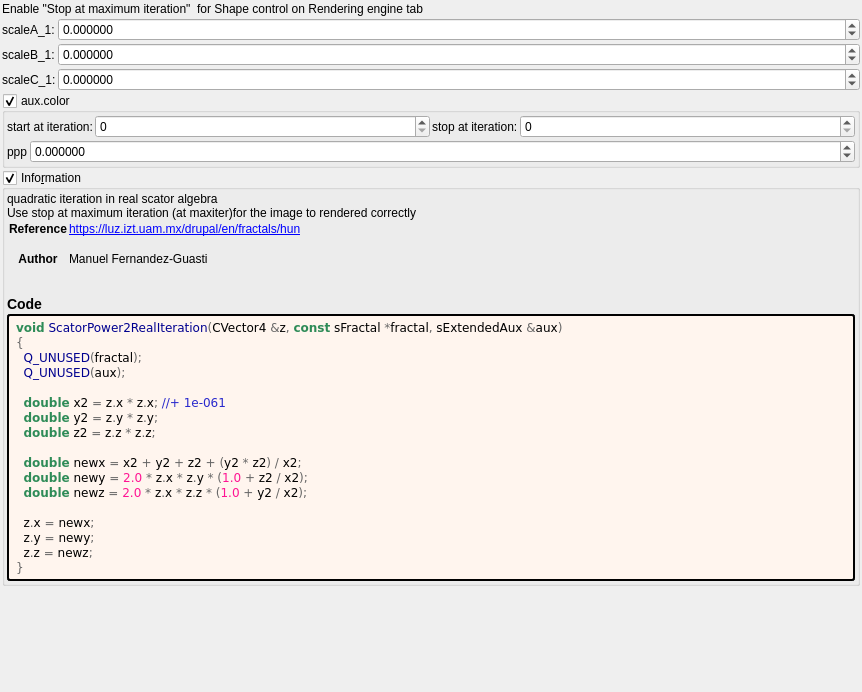
Above: mandelbulber2/formula/ui/scator_test.ui from buddhi1980/mandelbulber2 before the change. Below: the same form after it.
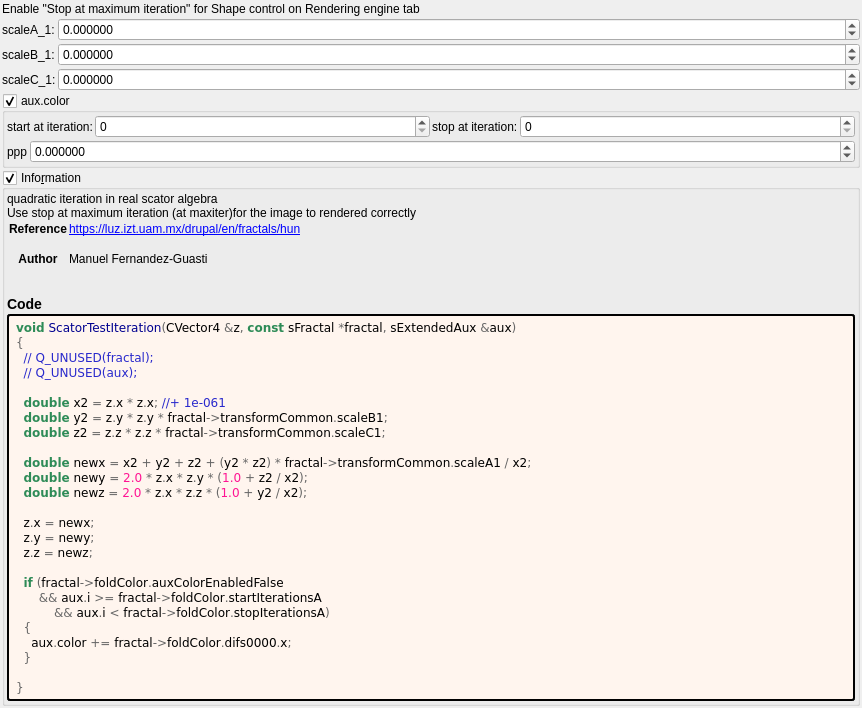
That is the form after the change. Custom widgets are drawn as their Qt base class.

Diff of the .ui file:
```diff
--- a/mandelbulber2/formula/ui/scator_test.ui
+++ b/mandelbulber2/formula/ui/scator_test.ui
@@ -32,7 +32,7 @@
    <item>
     <widget class="QLabel" name="label_2">
      <property name="text">
-      <string>Enable &quot;Stop at maximum iteration&quot;  for Shape control on Rendering engine tab</string>
+      <string>Enable &quot;Stop at maximum iteration&quot; for Shape control on Rendering engine tab</string>
      </property>
     </widget>
    </item>
@@ -326,22 +326,30 @@
         </property>
         <property name="text">
          <string notr="true">&lt;body style=&quot;background-color:#fff5ee&quot;&gt;
-&lt;pre style=&quot;color:#000000; background-color:#fff5ee;  font-family:'Courier New',monospace;&quot;&gt;&lt;span style=&quot;color:#2e8b57; font-weight:bold&quot;&gt;void&lt;/span&gt; &lt;span style=&quot;color:#00008f&quot;&gt;ScatorPower2RealIteration&lt;/span&gt;&lt;span style=&quot;color:#676767&quot;&gt;(&lt;/span&gt;CVector4 &lt;span style=&quot;color:#676767&quot;&gt;&amp;amp;&lt;/span&gt;z&lt;span style=&quot;color:#676767&quot;&gt;,&lt;/span&gt; &lt;span style=&quot;color:#2e8b57; font-weight:bold&quot;&gt;const&lt;/span&gt; sFractal &lt;span style=&quot;color:#676767&quot;&gt;*&lt;/span&gt;fractal&lt;span style=&quot;color:#676767&quot;&gt;,&lt;/span&gt; sExtendedAux &lt;span style=&quot;color:#676767&quot;&gt;&amp;amp;&lt;/span&gt;aux&lt;span style=&quot;color:#676767&quot;&gt;)&lt;/span&gt;
+&lt;pre style=&quot;color:#000000; background-color:#fff5ee;  font-family:&#039;Courier New&#039;,monospace;&quot;&gt;&lt;span style=&quot;color:#2e8b57; font-weight:bold&quot;&gt;void&lt;/span&gt; &lt;span style=&quot;color:#00008f&quot;&gt;ScatorTestIteration&lt;/span&gt;&lt;span style=&quot;color:#676767&quot;&gt;(&lt;/span&gt;CVector4 &lt;span style=&quot;color:#676767&quot;&gt;&amp;amp;&lt;/span&gt;z&lt;span style=&quot;color:#676767&quot;&gt;,&lt;/span&gt; &lt;span style=&quot;color:#2e8b57; font-weight:bold&quot;&gt;const&lt;/span&gt; sFractal &lt;span style=&quot;color:#676767&quot;&gt;*&lt;/span&gt;fractal&lt;span style=&quot;color:#676767&quot;&gt;,&lt;/span&gt; sExtendedAux &lt;span style=&quot;color:#676767&quot;&gt;&amp;amp;&lt;/span&gt;aux&lt;span style=&quot;color:#676767&quot;&gt;)&lt;/span&gt;
 &lt;span style=&quot;color:#676767&quot;&gt;{&lt;/span&gt;
-  &lt;span style=&quot;color:#00008f&quot;&gt;Q_UNUSED&lt;/span&gt;&lt;span style=&quot;color:#676767&quot;&gt;(&lt;/span&gt;fractal&lt;span style=&quot;color:#676767&quot;&gt;);&lt;/span&gt;
-  &lt;span style=&quot;color:#00008f&quot;&gt;Q_UNUSED&lt;/span&gt;&lt;span style=&quot;color:#676767&quot;&gt;(&lt;/span&gt;aux&lt;span style=&quot;color:#676767&quot;&gt;);&lt;/span&gt;
+  &lt;span style=&quot;color:#2929cc&quot;&gt;// Q_UNUSED(fractal);&lt;/span&gt;
+  &lt;span style=&quot;color:#2929cc&quot;&gt;// Q_UNUSED(aux);&lt;/span&gt;
 
   &lt;span style=&quot;color:#2e8b57; font-weight:bold&quot;&gt;double&lt;/span&gt; x2 &lt;span style=&quot;color:#676767&quot;&gt;=&lt;/span&gt; z&lt;span style=&quot;color:#676767&quot;&gt;.&lt;/span&gt;x &lt;span style=&quot;color:#676767&quot;&gt;*&lt;/span&gt; z&lt;span style=&quot;color:#676767&quot;&gt;.&lt;/span&gt;x&lt;span style=&quot;color:#676767&quot;&gt;;&lt;/span&gt; &lt;span style=&quot;color:#2929cc&quot;&gt;//+ 1e-061&lt;/span&gt;
-  &lt;span style=&quot;color:#2e8b57; font-weight:bold&quot;&gt;double&lt;/span&gt; y2 &lt;span style=&quot;color:#676767&quot;&gt;=&lt;/span&gt; z&lt;span style=&quot;color:#676767&quot;&gt;.&lt;/span&gt;y &lt;span style=&quot;color:#676767&quot;&gt;*&lt;/span&gt; z&lt;span style=&quot;color:#676767&quot;&gt;.&lt;/span&gt;y&lt;span style=&quot;color:#676767&quot;&gt;;&lt;/span&gt;
-  &lt;span style=&quot;color:#2e8b57; font-weight:bold&quot;&gt;double&lt;/span&gt; z2 &lt;span style=&quot;color:#676767&quot;&gt;=&lt;/span&gt; z&lt;span style=&quot;color:#676767&quot;&gt;.&lt;/span&gt;z &lt;span style=&quot;color:#676767&quot;&gt;*&lt;/span&gt; z&lt;span style=&quot;color:#676767&quot;&gt;.&lt;/span&gt;z&lt;span style=&quot;color:#676767&quot;&gt;;&lt;/span&gt;
+  &lt;span style=&quot;color:#2e8b57; font-weight:bold&quot;&gt;double&lt;/span&gt; y2 &lt;span style=&quot;color:#676767&quot;&gt;=&lt;/span&gt; z&lt;span style=&quot;color:#676767&quot;&gt;.&lt;/span&gt;y &lt;span style=&quot;color:#676767&quot;&gt;*&lt;/span&gt; z&lt;span style=&quot;color:#676767&quot;&gt;.&lt;/span&gt;y &lt;span style=&quot;color:#676767&quot;&gt;*&lt;/span&gt; fractal&lt;span style=&quot;color:#676767&quot;&gt;-&amp;gt;&lt;/span&gt;transformCommon&lt;span style=&quot;color:#676767&quot;&gt;.&lt;/span&gt;scaleB1&lt;span style=&quot;color:#676767&quot;&gt;;&lt;/span&gt;
+  &lt;span style=&quot;color:#2e8b57; font-weight:bold&quot;&gt;double&lt;/span&gt; z2 &lt;span style=&quot;color:#676767&quot;&gt;=&lt;/span&gt; z&lt;span style=&quot;color:#676767&quot;&gt;.&lt;/span&gt;z &lt;span style=&quot;color:#676767&quot;&gt;*&lt;/span&gt; z&lt;span style=&quot;color:#676767&quot;&gt;.&lt;/span&gt;z &lt;span style=&quot;color:#676767&quot;&gt;*&lt;/span&gt; fractal&lt;span style=&quot;color:#676767&quot;&gt;-&amp;gt;&lt;/span&gt;transformCommon&lt;span style=&quot;color:#676767&quot;&gt;.&lt;/span&gt;scaleC1&lt;span style=&quot;color:#676767&quot;&gt;;&lt;/span&gt;
 
-  &lt;span style=&quot;color:#2e8b57; font-weight:bold&quot;&gt;double&lt;/span&gt; newx &lt;span style=&quot;color:#676767&quot;&gt;=&lt;/span&gt; x2 &lt;span style=&quot;color:#676767&quot;&gt;+&lt;/span&gt; y2 &lt;span style=&quot;color:#676767&quot;&gt;+&lt;/span&gt; z2 &lt;span style=&quot;color:#676767&quot;&gt;+ (&lt;/span&gt;y2 &lt;span style=&quot;color:#676767&quot;&gt;*&lt;/span&gt; z2&lt;span style=&quot;color:#676767&quot;&gt;) /&lt;/span&gt; x2&lt;span style=&quot;color:#676767&quot;&gt;;&lt;/span&gt;
+  &lt;span style=&quot;color:#2e8b57; font-weight:bold&quot;&gt;double&lt;/span&gt; newx &lt;span style=&quot;color:#676767&quot;&gt;=&lt;/span&gt; x2 &lt;span style=&quot;color:#676767&quot;&gt;+&lt;/span&gt; y2 &lt;span style=&quot;color:#676767&quot;&gt;+&lt;/span&gt; z2 &lt;span style=&quot;color:#676767&quot;&gt;+ (&lt;/span&gt;y2 &lt;span style=&quot;color:#676767&quot;&gt;*&lt;/span&gt; z2&lt;span style=&quot;color:#676767&quot;&gt;) *&lt;/span&gt; fractal&lt;span style=&quot;color:#676767&quot;&gt;-&amp;gt;&lt;/span&gt;transformCommon&lt;span style=&quot;color:#676767&quot;&gt;.&lt;/span&gt;scaleA1 &lt;span style=&quot;color:#676767&quot;&gt;/&lt;/span&gt; x2&lt;span style=&quot;color:#676767&quot;&gt;;&lt;/span&gt;
   &lt;span style=&quot;color:#2e8b57; font-weight:bold&quot;&gt;double&lt;/span&gt; newy &lt;span style=&quot;color:#676767&quot;&gt;=&lt;/span&gt; &lt;span style=&quot;color:#ff1493&quot;&gt;2.0&lt;/span&gt; &lt;span style=&quot;color:#676767&quot;&gt;*&lt;/span&gt; z&lt;span style=&quot;color:#676767&quot;&gt;.&lt;/span&gt;x &lt;span style=&quot;color:#676767&quot;&gt;*&lt;/span&gt; z&lt;span style=&quot;color:#676767&quot;&gt;.&lt;/span&gt;y &lt;span style=&quot;color:#676767&quot;&gt;* (&lt;/span&gt;&lt;span style=&quot;color:#ff1493&quot;&gt;1.0&lt;/span&gt; &lt;span style=&quot;color:#676767&quot;&gt;+&lt;/span&gt; z2 &lt;span style=&quot;color:#676767&quot;&gt;/&lt;/span&gt; x2&lt;span style=&quot;color:#676767&quot;&gt;);&lt;/span&gt;
   &lt;span style=&quot;color:#2e8b57; font-weight:bold&quot;&gt;double&lt;/span&gt; newz &lt;span style=&quot;color:#676767&quot;&gt;=&lt;/span&gt; &lt;span style=&quot;color:#ff1493&quot;&gt;2.0&lt;/span&gt; &lt;span style=&quot;color:#676767&quot;&gt;*&lt;/span&gt; z&lt;span style=&quot;color:#676767&quot;&gt;.&lt;/span&gt;x &lt;span style=&quot;color:#676767&quot;&gt;*&lt;/span&gt; z&lt;span style=&quot;color:#676767&quot;&gt;.&lt;/span&gt;z &lt;span style=&quot;color:#676767&quot;&gt;* (&lt;/span&gt;&lt;span style=&quot;color:#ff1493&quot;&gt;1.0&lt;/span&gt; &lt;span style=&quot;color:#676767&quot;&gt;+&lt;/span&gt; y2 &lt;span style=&quot;color:#676767&quot;&gt;/&lt;/span&gt; x2&lt;span style=&quot;color:#676767&quot;&gt;);&lt;/span&gt;
 
   z&lt;span style=&quot;color:#676767&quot;&gt;.&lt;/span&gt;x &lt;span style=&quot;color:#676767&quot;&gt;=&lt;/span&gt; newx&lt;span style=&quot;color:#676767&quot;&gt;;&lt;/span&gt;
   z&lt;span style=&quot;color:#676767&quot;&gt;.&lt;/span&gt;y &lt;span style=&quot;color:#676767&quot;&gt;=&lt;/span&gt; newy&lt;span style=&quot;color:#676767&quot;&gt;;&lt;/span&gt;
   z&lt;span style=&quot;color:#676767&quot;&gt;.&lt;/span&gt;z &lt;span style=&quot;color:#676767&quot;&gt;=&lt;/span&gt; newz&lt;span style=&quot;color:#676767&quot;&gt;;&lt;/span&gt;
+
+  &lt;span style=&quot;color:#2e8b57; font-weight:bold&quot;&gt;if&lt;/span&gt; &lt;span style=&quot;color:#676767&quot;&gt;(&lt;/span&gt;fractal&lt;span style=&quot;color:#676767&quot;&gt;-&amp;gt;&lt;/span&gt;foldColor&lt;span style=&quot;color:#676767&quot;&gt;.&lt;/span&gt;auxColorEnabledFalse
+      &lt;span style=&quot;color:#676767&quot;&gt;&amp;amp;&amp;amp;&lt;/span&gt; aux&lt;span style=&quot;color:#676767&quot;&gt;.&lt;/span&gt;i &lt;span style=&quot;color:#676767&quot;&gt;&amp;gt;=&lt;/span&gt; fractal&lt;span style=&quot;color:#676767&quot;&gt;-&amp;gt;&lt;/span&gt;foldColor&lt;span style=&quot;color:#676767&quot;&gt;.&lt;/span&gt;startIterationsA
+          &lt;span style=&quot;color:#676767&quot;&gt;&amp;amp;&amp;amp;&lt;/span&gt; aux&lt;span style=&quot;color:#676767&quot;&gt;.&lt;/span&gt;i &lt;span style=&quot;color:#676767&quot;&gt;&amp;lt;&lt;/span&gt; fractal&lt;span style=&quot;color:#676767&quot;&gt;-&amp;gt;&lt;/span&gt;foldColor&lt;span style=&quot;color:#676767&quot;&gt;.&lt;/span&gt;stopIterationsA&lt;span style=&quot;color:#676767&quot;&gt;)&lt;/span&gt;
+  &lt;span style=&quot;color:#676767&quot;&gt;{&lt;/span&gt;
+    aux&lt;span style=&quot;color:#676767&quot;&gt;.&lt;/span&gt;color &lt;span style=&quot;color:#676767&quot;&gt;+=&lt;/span&gt; fractal&lt;span style=&quot;color:#676767&quot;&gt;-&amp;gt;&lt;/span&gt;foldColor&lt;span style=&quot;color:#676767&quot;&gt;.&lt;/span&gt;difs0000&lt;span style=&quot;color:#676767&quot;&gt;.&lt;/span&gt;x&lt;span style=&quot;color:#676767&quot;&gt;;&lt;/span&gt;
+  &lt;span style=&quot;color:#676767&quot;&gt;}&lt;/span&gt;
+
 &lt;span style=&quot;color:#676767&quot;&gt;}&lt;/span&gt;
 &lt;/pre&gt;
 &lt;/body&gt;</string>
```
Left out of the diff: 4 changed lines with no effect on the pictures.
